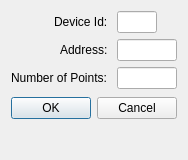
Before: the Qt Designer form src/dialogs/dialogsetuppresetdata.ui in sanny32/OpenModScan, drawn with Qt 5.
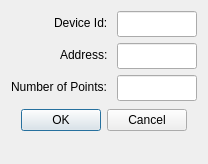
After: the same form once the commit is applied. Custom widgets are drawn as their Qt base class.

Commit message: Update UI properties for dialog components and translations

The edit to the form file:
```diff
--- a/src/dialogs/dialogsetuppresetdata.ui
+++ b/src/dialogs/dialogsetuppresetdata.ui
@@ -6,8 +6,8 @@
    <rect>
     <x>0</x>
     <y>0</y>
-    <width>187</width>
-    <height>160</height>
+    <width>203</width>
+    <height>164</height>
    </rect>
   </property>
   <property name="windowTitle">
@@ -32,9 +32,15 @@
        <verstretch>0</verstretch>
       </sizepolicy>
      </property>
+     <property name="minimumSize">
+      <size>
+       <width>0</width>
+       <height>26</height>
+      </size>
+     </property>
      <property name="maximumSize">
       <size>
-       <width>40</width>
+       <width>80</width>
        <height>16777215</height>
       </size>
      </property>
@@ -55,9 +61,15 @@
        <verstretch>0</verstretch>
       </sizepolicy>
      </property>
+     <property name="minimumSize">
+      <size>
+       <width>0</width>
+       <height>26</height>
+      </size>
+     </property>
      <property name="maximumSize">
       <size>
-       <width>60</width>
+       <width>80</width>
        <height>16777215</height>
       </size>
      </property>
@@ -90,9 +102,15 @@
        <verstretch>0</verstretch>
       </sizepolicy>
      </property>
+     <property name="minimumSize">
+      <size>
+       <width>0</width>
+       <height>26</height>
+      </size>
+     </property>
      <property name="maximumSize">
       <size>
-       <width>60</width>
+       <width>80</width>
        <height>16777215</height>
       </size>
      </property>
```
The commit also changes 7 other files.
